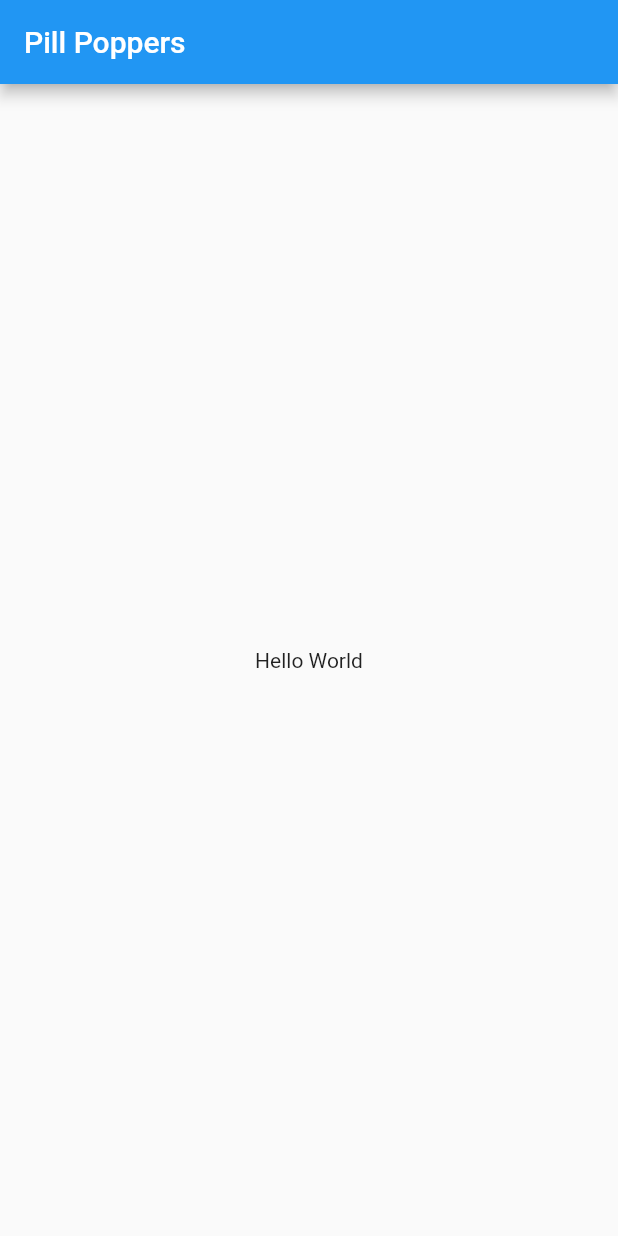
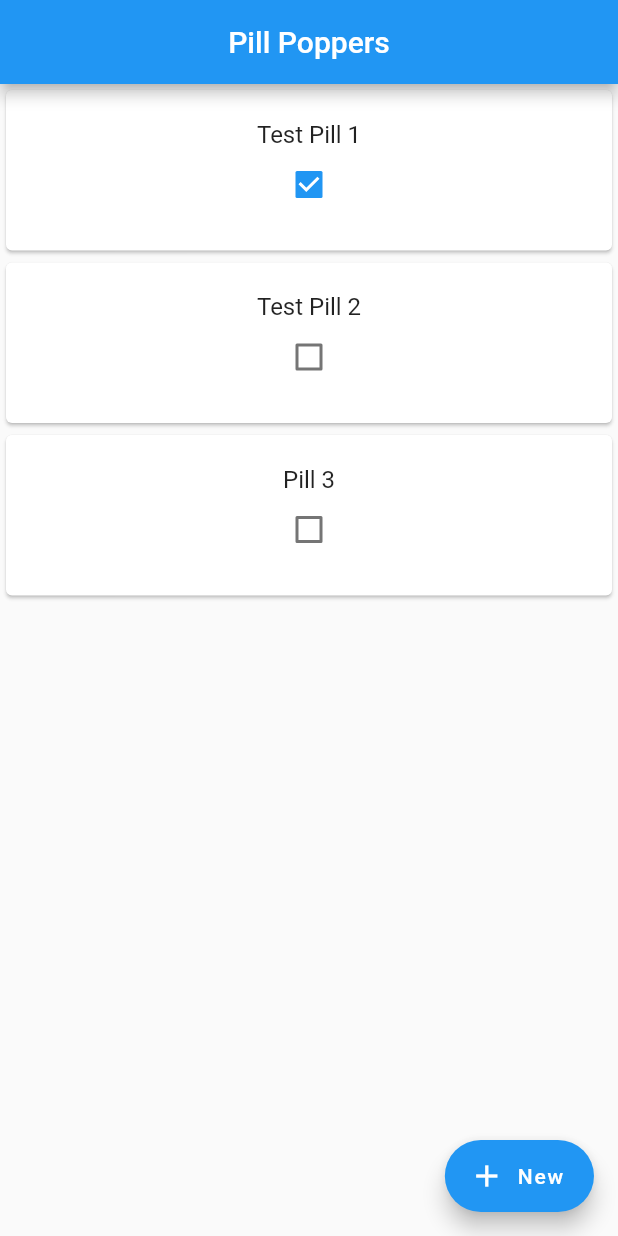
Before and after one commit to Fall2019Capstone/PillPoppers, a Flutter app: the screen it shows after launch, on a phone screen of 412 x 824 dp. Run offline on Flutter 3.47's test engine with Material 2 defaults, Android fonts, the phone set to English and light mode, and no system bars.

Commit message:
New functional experimental app & files

```diff
--- /dev/null
+++ b/assets/prescriptions.json
@@ -0,0 +1,14 @@
+[
+  {
+    "id": 1,
+    "name": "Test Pill 1",
+    "taken": true,
+    "time": "10:30"
+  },
+  {
+      "id": 2,
+      "name": "Test Pill 2",
+      "taken": false,
+      "time": "16:00"
+  }
+]
--- a/lib/main.dart
+++ b/lib/main.dart
@@ -1,20 +1,94 @@
 import 'package:flutter/material.dart';
 
+//TODO: Design and implement card style (where items are & layout)
+//TODO: Find method for storing and loading data (hopefully JSON)
+//TODO: Find new method for adding new prescriptions
+
 void main() => runApp(MyApp());
+
+// Current storage of data
+// Should attempt to use json for this functionality later to allow saving
+List<String> prescriptions = ['Test Pill 1', 'Test Pill 2', 'Pill 3'];
+List<bool> hasTaken = [true, false, false];
 
 class MyApp extends StatelessWidget {
   @override
   Widget build(BuildContext context) {
     return MaterialApp(
+      debugShowCheckedModeBanner: false,
       title: 'Pill Poppers',
+      theme: ThemeData(
+        primarySwatch: Colors.blue,
+      ),
       home: Scaffold(
-        appBar: AppBar(
-          title: Text('Pill Poppers'),
-        ),
-        body: Center(
-          child: Text('Hello World'),
+        appBar: AppBar(title: Text('Pill Poppers'), centerTitle: true,),
+        body: BodyLayout(),
+        floatingActionButton: FloatingActionButton.extended(
+          onPressed: () {
+            // TODO: Add new list item when FAB pressed
+            print("FAB Pressed");
+          },
+          icon: Icon(Icons.add),
+          label: Text("New"),
         ),
       ),
     );
   }
 }
+
+class BodyLayout extends StatefulWidget {
+  @override
+  BodyLayoutState createState() {
+    return new BodyLayoutState();
+  }
+}
+
+class BodyLayoutState extends State<BodyLayout> {
+
+  // Called when outside of any card is touched, adds new blank prescription for now.
+  void _addPrescription() {
+    setState(() {
+      prescriptions.insert(prescriptions.length, 'New prescription');
+      hasTaken.insert(hasTaken.length, false);
+    });
+  }
+
+  @override
+  Widget build(BuildContext context) {
+    return _myListView();
+  }
+
+  Widget _myListView() {
+    return ListView.builder(
+      itemCount: prescriptions.length,
+      itemBuilder: (context, index) {
+        final item = prescriptions[index];
+        return Card(
+          child: InkWell(
+            onTap: () {
+              // When outside of card touched
+              _addPrescription();
+            },
+            child: Padding(
+              padding: const EdgeInsets.all(20.0),
+              child: Column(
+                children: <Widget>[
+                  Text(item, style: TextStyle(fontSize: 16),),
+                  Checkbox(
+                    value: hasTaken[index],
+                    onChanged: (bool newValue) {
+                      setState(() {
+                        // Change the hasTaken bool to true or false
+                        hasTaken[index] = newValue;
+                      });
+                    },
+                  )
+                ],
+              ),
+            ),
+          ),
+        );
+      },
+    );
+  }
+}
--- a/pubspec.yaml
+++ b/pubspec.yaml
@@ -44,6 +44,8 @@ flutter:
   # assets:
   #  - images/a_dot_burr.jpeg
   #  - images/a_dot_ham.jpeg
+  assets:
+    - assets/prescriptions.json
 
   # An image asset can refer to one or more resolution-specific "variants", see
   # https://flutter.dev/assets-and-images/#resolution-aware.
```
